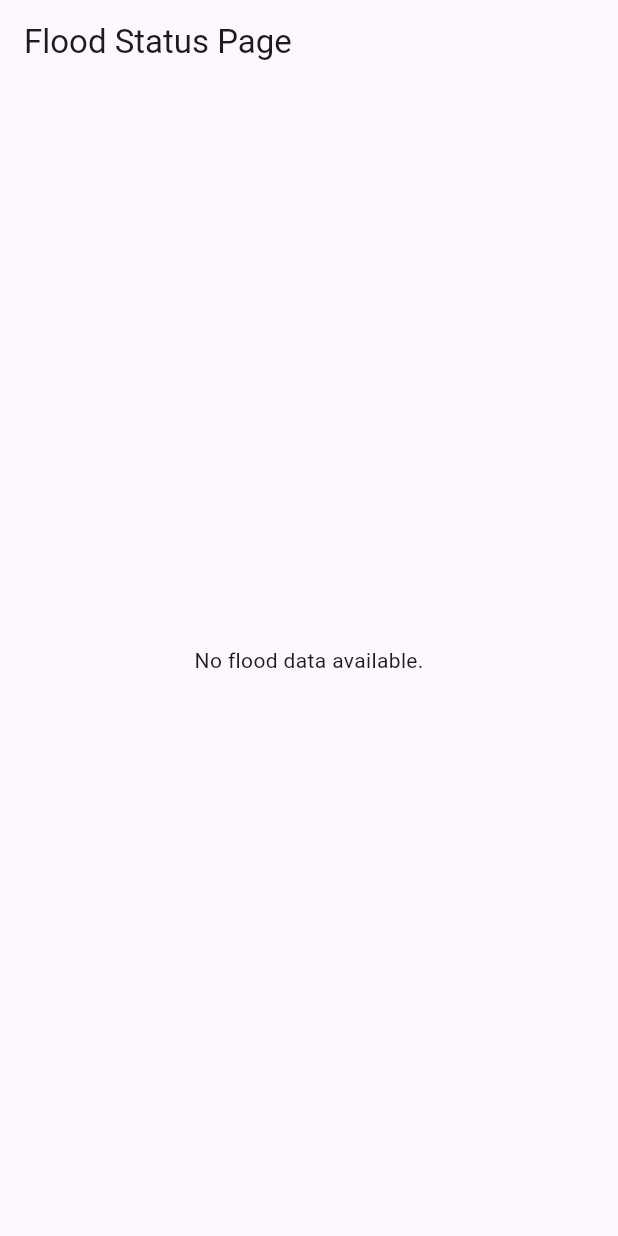
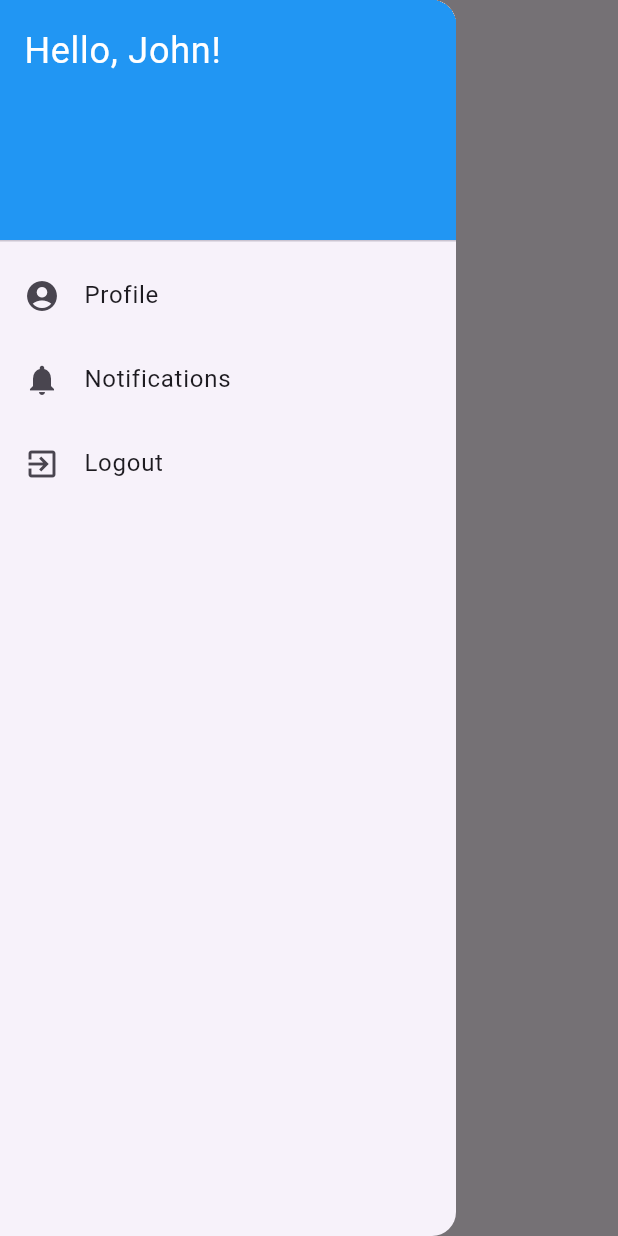
Before and after one commit to khaledd20/EFFD, a Flutter app: the ViewerDashboard screen opened directly with empty values, with the side drawer open (before the commit the screen has no drawer), on a phone screen of 412 x 824 dp. Run offline on Flutter 3.47's test engine with Material 3 defaults, Android fonts, the phone set to English and light mode, and no system bars; our stand-ins replace cloud_firestore, firebase_auth, firebase_core, flutter_easyloading, flutter_local_notifications, permission_handler; accounts and stored records are empty; network calls fail; statements that could not run were skipped.

Commit message:
drawer in viewer dashboard

```diff
--- a/lib/views/ViewerDashboard.dart
+++ b/lib/views/ViewerDashboard.dart
@@ -1,5 +1,8 @@
 import 'package:flutter/material.dart';
 import '../controllers/FloodEventAnalysis.dart'; // Importing the controller
+import '../views/NotificationsScreen.dart';
+import '../views/UserProfileScreen.dart';
+import '../views/LoginScreen.dart';
 
 class ViewerDashboard extends StatefulWidget {
   final String userId;
@@ -18,6 +21,49 @@ class _ViewerDashboardState extends State<ViewerDashboard> {
     return Scaffold(
       appBar: AppBar(
         title: Text('Flood Status Page'),
+      ),
+      drawer: Drawer(
+        child: ListView(
+          children: [
+            const DrawerHeader(
+              decoration: BoxDecoration(
+                color: Colors.blue,
+              ),
+              child: Text(
+                'Hello, John!',
+                style: TextStyle(
+                  color: Colors.white,
+                  fontSize: 24,
+                ),
+              ),
+            ),
+            ListTile(
+              leading: Icon(Icons.account_circle),
+              title: Text('Profile'),
+              onTap: () {
+                Navigator.push(context, MaterialPageRoute(builder: (context) => UserProfileScreen(userId: widget.userId)));
+              },
+            ),
+            ListTile(
+              leading: const Icon(Icons.notifications),
+              title: const Text('Notifications'),
+              onTap: () {
+                Navigator.pop(context);
+                Navigator.push(
+                  context,
+                  MaterialPageRoute(builder: (context) => NotificationsScreen()),
+                );
+              },
+            ),
+            ListTile(
+              leading: Icon(Icons.exit_to_app),
+              title: Text('Logout'),
+              onTap: () {
+                Navigator.pushReplacement(context, MaterialPageRoute(builder: (context) => LoginScreen()));
+              },
+            ),
+          ],
+        ),
       ),
       body: StreamBuilder<List<Map<String, dynamic>>>(
         stream: floodEventAnalysis.getFloodDataBasedOnTime(), // Using controller method
```
